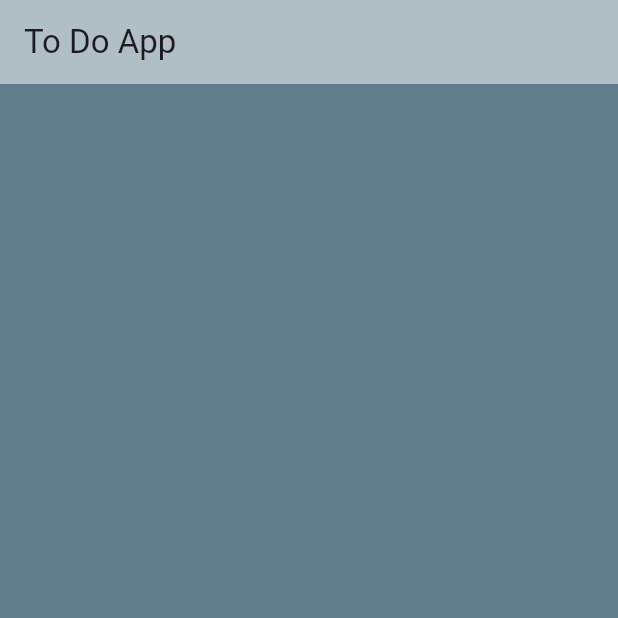
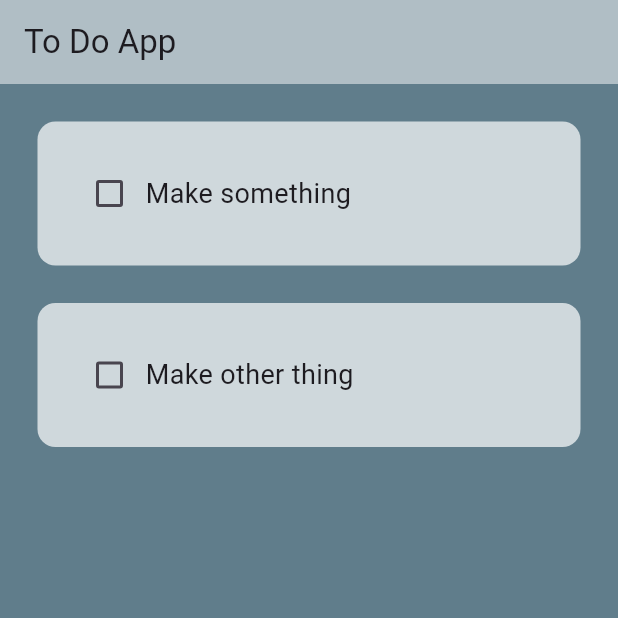
Before and after one commit to RodrigoPestana35/Flutter-To-Do-App, a Flutter app: the screen it shows after launch, on a phone screen of 412 x 824 dp, the top half of it. Run offline on Flutter 3.47's test engine with Material 3 defaults, Android fonts, the phone set to English and light mode, and no system bars.

Commit message:
add todoTiles builder and style todoTile

```diff
--- a/lib/pages/home_page.dart
+++ b/lib/pages/home_page.dart
@@ -1,4 +1,7 @@
+// ignore_for_file: prefer_const_literals_to_create_immutables, prefer_const_constructors
+
 import 'package:flutter/material.dart';
+import 'package:todoapp/util/todo_tile.dart';
 
 class HomePage extends StatefulWidget {
   const HomePage({super.key});
@@ -8,6 +11,18 @@ class HomePage extends StatefulWidget {
 }
 
 class _HomePageState extends State<HomePage> {
+  //list of todo tasks
+  List toDoList = [
+    ["Make something", false],
+    ["Make other thing", false],
+  ];
+
+  void checkBoxChanged(bool? value, int index) {
+    setState(() {
+      toDoList[index][1] = !toDoList[index][1];
+    });
+  }
+
   @override
   Widget build(BuildContext context) {
     return Scaffold(
@@ -16,10 +31,15 @@ class _HomePageState extends State<HomePage> {
         title: Text("To Do App"),
         elevation: 0,
       ),
-      body: ListView(
-        children: [
-          //ToDoList(),
-        ],
+      body: ListView.builder(
+        itemCount: toDoList.length,
+        itemBuilder: (context, index) {
+          return TodoTile(
+            taskName: toDoList[index][0],
+            taskCompleted: toDoList[index][1],
+            onChanged: (value) => checkBoxChanged(value, index),
+          );
+        },
       ),
     );
   }
--- a/lib/util/todo_tile.dart
+++ b/lib/util/todo_tile.dart
@@ -1,10 +1,45 @@
+// ignore_for_file: sort_child_properties_last, prefer_const_constructors, prefer_const_literals_to_create_immutables, must_be_immutable
+
 import 'package:flutter/material.dart';
 
 class TodoTile extends StatelessWidget {
-  const TodoTile({super.key});
+  final String taskName;
+  final bool taskCompleted;
+  Function(bool?)? onChanged;
+
+  TodoTile({
+    super.key,
+    required this.taskName,
+    required this.taskCompleted,
+    required this.onChanged,
+  });
 
   @override
   Widget build(BuildContext context) {
-    return Container();
+    return Padding(
+      padding: const EdgeInsets.only(left: 25, right: 25, top: 25),
+      child: Container(
+        padding: EdgeInsets.all(24),
+        child: Row(children: [
+          Checkbox(
+            value: taskCompleted,
+            onChanged: onChanged,
+            activeColor: Colors.green[800],
+          ),
+          Text(
+            taskName,
+            style: TextStyle(
+                fontSize: 18,
+                decoration: taskCompleted
+                    ? TextDecoration.lineThrough
+                    : TextDecoration.none),
+          ),
+        ]),
+        decoration: BoxDecoration(
+          color: Colors.blueGrey[100],
+          borderRadius: BorderRadius.circular(12),
+        ),
+      ),
+    );
   }
 }
```
